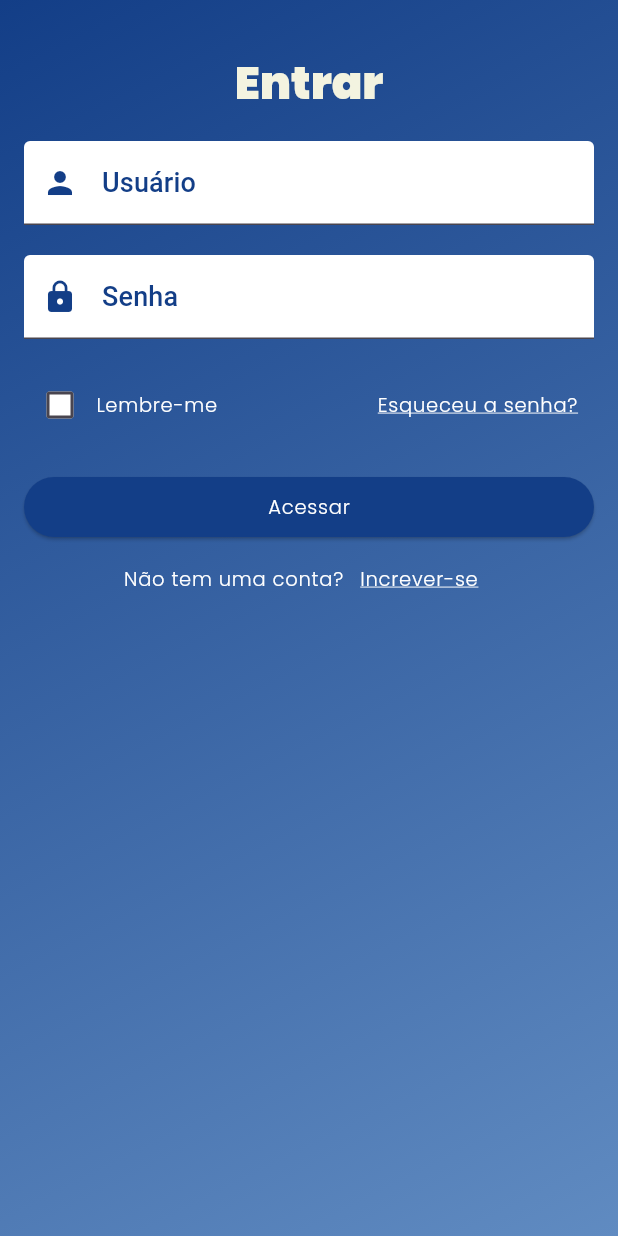
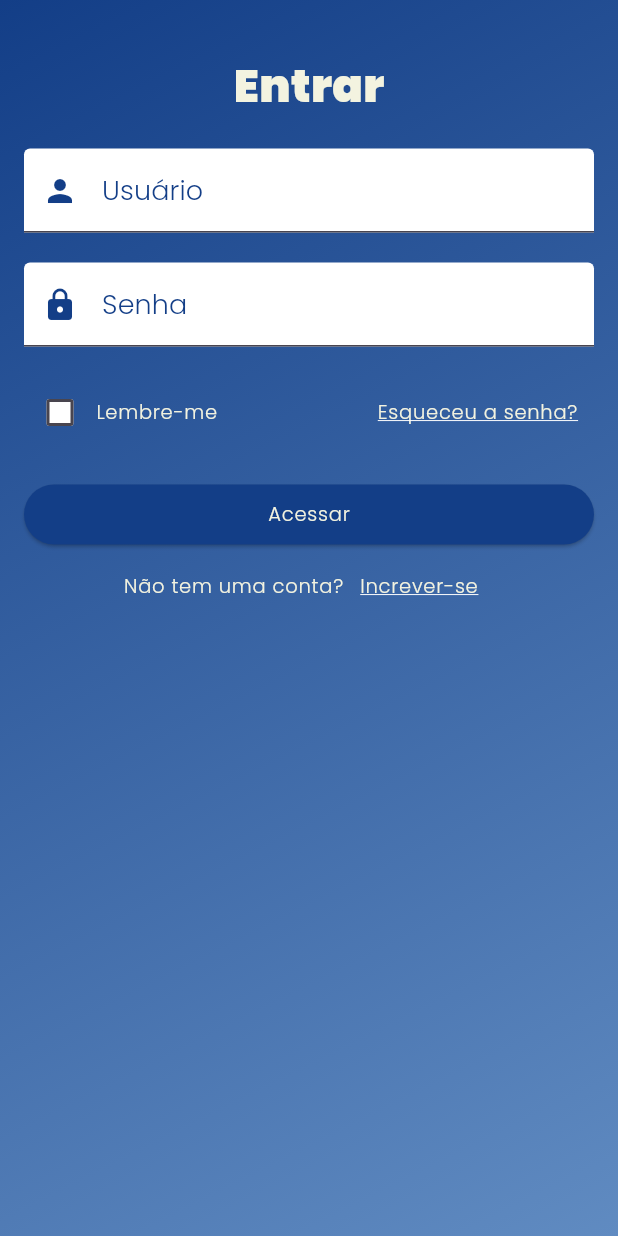
Before and after one commit to JVictor25/Dispositivos-Moveis-Projeto-, a Flutter app: the screen it shows after launch, after a tap on the "arrow forward ios" icon, on a phone screen of 412 x 824 dp. Run offline on Flutter 3.47's test engine with Material 3 defaults, Android fonts, the phone set to English and light mode, and no system bars.

Commit message:
organização dos temas da main

```diff
--- a/breakpoint_app/lib/components/drawer.dart
+++ b/breakpoint_app/lib/components/drawer.dart
@@ -21,7 +21,7 @@ class _myDrawerState extends State<myDrawer> {
     context: context,
     builder: (BuildContext context) {
       return AlertDialog(
-        title: Text('Sair', style: Theme.of(context).textTheme.headlineMedium, ),
+        title: Text('Sair', style: Theme.of(context).textTheme.titleMedium, ),
         backgroundColor: Color(0xffCBDCEB),
         content: Text('Você realmente deseja fechar o aplicativo?',  style: Theme.of(context).textTheme.bodySmall),
         actions: [
--- a/breakpoint_app/lib/main.dart
+++ b/breakpoint_app/lib/main.dart
@@ -5,43 +5,23 @@ void main() {
   runApp(MaterialApp(
     theme: ThemeData(
       textTheme: const TextTheme(
-        headlineMedium: TextStyle(
+        titleMedium: TextStyle(
           fontFamily: 'PoppinsBlack',
-          fontSize: 24,
+          fontSize: 20,
           color: Color(0xff133E87),
         ),
-        titleLarge: TextStyle(
-          fontFamily: 'PoppinsBlack',
-          fontSize: 30,
-          color: Color(0xffF3F3E0),
-        ),
         labelLarge: TextStyle(
-          fontFamily: 'sans-serif',
+          fontFamily: 'PoppinsLight',
           fontSize: 18,
           color: Color(0xff133E87)
         ),
         labelMedium: TextStyle(
           fontFamily: 'PoppinsLight',
           fontSize: 13,
-          color: Colors.white,
-        ),
-        labelSmall: TextStyle(
-          fontFamily: 'sans-serif',
-          fontSize: 10,
-          color: Colors.grey
-        ),
-        displayMedium: TextStyle(
-          fontFamily: 'PoppinsLight',
-          fontSize: 16,
           color: Color(0xffF3F3E0),
         ),
-        displaySmall: TextStyle(
-          fontFamily: 'sans-serif',
-          fontSize: 14,
-          color: Colors.black,
-        ),
         titleSmall: TextStyle(
-          fontFamily: 'PoppinsBlack',
+          fontFamily: 'PoppinsLight',
           fontSize: 14,
           color: Color(0xFF134B70)
         ),
--- a/breakpoint_app/lib/screens/diary_screen.dart
+++ b/breakpoint_app/lib/screens/diary_screen.dart
@@ -1,5 +1,5 @@
 import 'package:flutter/material.dart';
-import 'package:breakpoint_app/model/diaryEntry.dart';
+import 'package:breakpoint_app/model/DiaryEntry.dart';
 import 'package:breakpoint_app/widgets/diary_form.dart';
 import 'package:intl/date_symbol_data_local.dart';
 import 'package:intl/intl.dart';
@@ -72,7 +72,7 @@ class _DiaryState extends State<Diary> {
       builder: (BuildContext context) {
         return AlertDialog(
           backgroundColor: Color(0xffCBDCEB),
-          title: Text('Excluir entrada?',style: Theme.of(context).textTheme.headlineMedium,),
+          title: Text('Excluir entrada?',style: Theme.of(context).textTheme.titleMedium,),
           content: Text('Tem certeza que deseja excluir esse registro?', style: Theme.of(context).textTheme.bodySmall,),
           actions: [
             TextButton(
--- a/breakpoint_app/lib/screens/login_screen.dart
+++ b/breakpoint_app/lib/screens/login_screen.dart
@@ -56,10 +56,12 @@ class _LoginscreenState extends State<Loginscreen> {
                 backgroundColor: Color(0xffCBDCEB),
                 title: Text(
                   "Erro!!",
-                  style: Theme.of(context).textTheme.headlineMedium,
+                  style: Theme.of(context).textTheme.titleMedium,
                 ),
-                content: Text("Nome de Usuário ou Senha incorretos!",
-                    style: Theme.of(context).textTheme.bodySmall,),
+                content: Text(
+                  "Nome de Usuário ou Senha incorretos!",
+                  style: Theme.of(context).textTheme.bodySmall,
+                ),
                 actions: [
                   TextButton(
                       onPressed: () {
@@ -103,7 +105,14 @@ class _LoginscreenState extends State<Loginscreen> {
               crossAxisAlignment: CrossAxisAlignment.center,
               children: [
                 const SizedBox(height: 20),
-                Text("Entrar", style: Theme.of(context).textTheme.titleLarge),
+                Text(
+                  "Entrar",
+                  style: TextStyle(
+                    fontFamily: 'PoppinsBlack',
+                    fontSize: 30,
+                    color: Color(0xffF3F3E0),
+                  ),
+                ),
                 const SizedBox(height: 20),
                 SizedBox(
                   child: TextField(
@@ -182,8 +191,7 @@ class _LoginscreenState extends State<Loginscreen> {
                                       .textTheme
                                       .labelMedium!
                                       .copyWith(
-                                          decoration:
-                                              TextDecoration.underline,
+                                          decoration: TextDecoration.underline,
                                           decorationColor: Colors.white))),
                         ],
                       ),
--- a/breakpoint_app/lib/screens/wellcome_screen.dart
+++ b/breakpoint_app/lib/screens/wellcome_screen.dart
@@ -14,8 +14,7 @@ class Wellcome extends StatelessWidget {
             gradient: LinearGradient(colors: [
           Color(0xff133E87),
           Color(0xFF608BC1),
-        ],
-        begin: Alignment.topLeft, end: Alignment.bottomRight)),
+        ], begin: Alignment.topLeft, end: Alignment.bottomRight)),
         child: Column(
           mainAxisAlignment: MainAxisAlignment.center,
           crossAxisAlignment: CrossAxisAlignment.center,
@@ -23,28 +22,39 @@ class Wellcome extends StatelessWidget {
             const SizedBox(
               height: 20,
             ),
-            Text("BreakPoint",
-                textDirection: TextDirection.ltr,
-                style: Theme.of(context).textTheme.titleLarge),
+            Text(
+              "BreakPoint",
+              textDirection: TextDirection.ltr,
+              style: TextStyle(
+                fontFamily: 'PoppinsLight',
+                fontSize: 30,
+                color: Color(0xffF3F3E0),
+              ),
+            ),
             const SizedBox(
               height: 40,
             ),
-            const Icon(
-              Icons.handshake_outlined,
-              size: 150,
-              color: Colors.white,
-            ),
+            Image.asset('assets/images/handshake.png', width: 150),
             const SizedBox(
               height: 20,
             ),
-            Text("Bem-Vindo(a)!",
-                textDirection: TextDirection.ltr,
-                style: Theme.of(context).textTheme.titleLarge),
+            Text(
+              "Bem-Vindo(a)!",
+              textDirection: TextDirection.ltr,
+              style: TextStyle(
+                fontFamily: 'PoppinsLight',
+                fontSize: 30,
+                color: Color(0xffF3F3E0),
+              ),
+            ),
             Text(
               "Estamos aqui para ajudar você a ter mais controle e equilíbrio em sua jornada.\n \nVamos começar?",
               textDirection: TextDirection.ltr,
-              style:
-                  Theme.of(context).textTheme.displayMedium,
+              style: TextStyle(
+                fontFamily: 'PoppinsLight',
+                fontSize: 16,
+                color: Color(0xffF3F3E0),
+              ),
               softWrap: true,
               textAlign: TextAlign.center,
             ),
--- a/breakpoint_app/lib/widgets/register_user.dart
+++ b/breakpoint_app/lib/widgets/register_user.dart
@@ -31,7 +31,10 @@ class _RegisteruserState extends State<Registeruser> {
     String _username = _usernameController.text;
     String _password = _passwordController.text;
 
-    if (_birthUser.isEmpty || _username.isEmpty || _password.isEmpty || _selectedAvatar!.isEmpty) {
+    if (_birthUser.isEmpty ||
+        _username.isEmpty ||
+        _password.isEmpty ||
+        _selectedAvatar!.isEmpty) {
       showDialog(
           context: context,
           builder: (BuilderContext) {
@@ -39,10 +42,12 @@ class _RegisteruserState extends State<Registeruser> {
               backgroundColor: Color(0xffCBDCEB),
               title: Text(
                 "Erro!!",
-                style: Theme.of(context).textTheme.headlineMedium,
+                style: Theme.of(context).textTheme.titleMedium,
               ),
-              content: Text("Por favor preencha todos os campos e tente efetuar o cadastro novamente!",
-                  style: Theme.of(context).textTheme.bodySmall,),
+              content: Text(
+                "Por favor preencha todos os campos e tente efetuar o cadastro novamente!",
+                style: Theme.of(context).textTheme.bodySmall,
+              ),
               actions: [
                 TextButton(
                     onPressed: () {
@@ -84,7 +89,7 @@ class _RegisteruserState extends State<Registeruser> {
       context: context,
       builder: (BuildContext context) {
         return Container(
-          color:  Color(0xffCBDCEB),
+          color: Color(0xffCBDCEB),
           padding: EdgeInsets.all(16),
           child: GridView.builder(
             shrinkWrap: true,
@@ -141,7 +146,11 @@ class _RegisteruserState extends State<Registeruser> {
                   const SizedBox(height: 20),
                   Text(
                     "Cadastrar",
-                    style: Theme.of(context).textTheme.titleLarge,
+                    style: TextStyle(
+                      fontFamily: 'PoppinsBlack',
+                      fontSize: 20,
+                      color: Color(0xffF3F3E0),
+                    ),
                   ),
                   const SizedBox(
                     height: 20,
@@ -169,14 +178,16 @@ class _RegisteruserState extends State<Registeruser> {
                               onPressed: () {
                                 _showAvatarSelectionModal();
                               },
-                              child:
-                                  Image.asset(_selectedAvatar!, width: 80)),
+                              child: Image.asset(_selectedAvatar!, width: 80)),
                     ],
                   ),
                   const SizedBox(
                     height: 20,
                   ),
-                  Text("Informe seus dados: ", style: Theme.of(context).textTheme.labelMedium,),
+                  Text(
+                    "Informe seus dados: ",
+                    style: Theme.of(context).textTheme.labelMedium,
+                  ),
                   const SizedBox(
                     height: 20,
                   ),
```
Also changed, not shown: breakpoint_app/assets/images/handshake.png (added).
